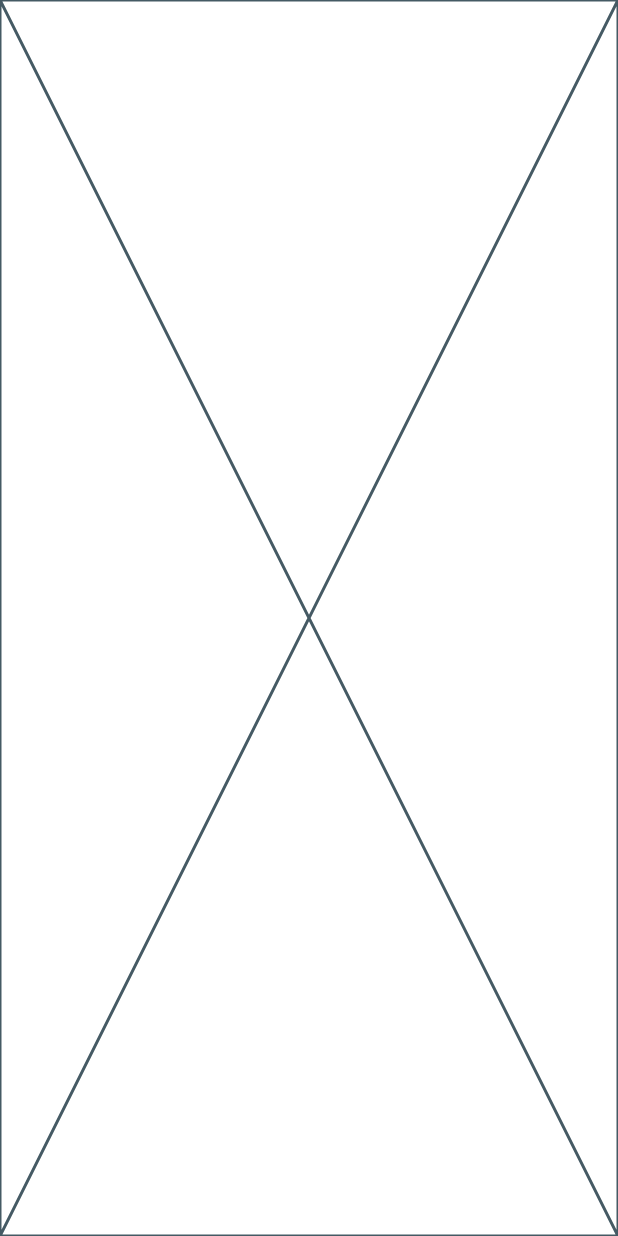
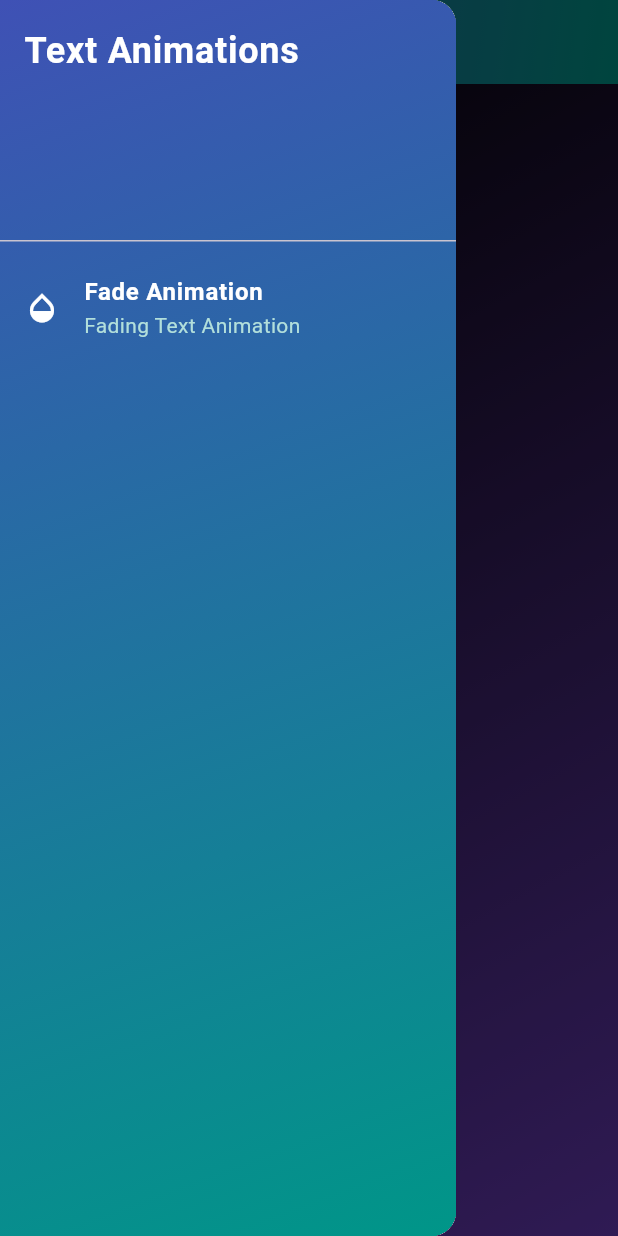
Before and after one commit to FazalHamzaKhan12/AnimatedTextAp, a Flutter app: the screen it shows after launch, with the side drawer open (before the commit the screen has no drawer), on a phone screen of 412 x 824 dp. Run offline on Flutter 3.47's test engine with Material 3 defaults, Android fonts, the phone set to English and light mode, and no system bars; drawn by our look-alikes of animated_text_kit.

Commit message:
1 Hour Work

```diff
--- /dev/null
+++ b/lib/Screens/Drawer/Fading Animation/fadeanimation.dart
@@ -0,0 +1,11 @@
+import 'package:flutter/material.dart';
+
+
+class FadeTextAnimation extends StatelessWidget {
+  const FadeTextAnimation({super.key});
+
+  @override
+  Widget build(BuildContext context) {
+    return Scaffold(backgroundColor: Colors.grey,);
+  }
+}
--- /dev/null
+++ b/lib/Screens/Drawer/drawer.dart
@@ -0,0 +1,69 @@
+import 'package:animatedtext/Screens/Drawer/Fading%20Animation/fadeanimation.dart';
+import 'package:flutter/material.dart';
+
+class DrawerScreen extends StatelessWidget {
+  const DrawerScreen({super.key});
+
+  @override
+  Widget build(BuildContext context) {
+    return Drawer(
+      child: Container(
+        decoration: const BoxDecoration(
+          gradient: LinearGradient(
+            colors: [
+              Colors.indigo,
+              Colors.teal,
+            ],
+            begin: Alignment.topLeft,
+            end: Alignment.bottomRight,
+          ),
+        ),
+        child: ListView(
+          padding: EdgeInsets.zero,
+          children: [
+            const DrawerHeader(
+              decoration: BoxDecoration(
+                color: Colors.transparent, // Transparent to match gradient
+              ),
+              child: Text(
+                'Text Animations',
+                style: TextStyle(
+                  fontSize: 24,
+                  fontWeight: FontWeight.bold,
+                  color: Colors.white,
+                ),
+              ),
+            ),
+            ListTile(
+              title: const Text(
+                "Fade Animation",
+                style: TextStyle(
+                  color: Colors.white, // Text color
+                  fontWeight: FontWeight.bold,
+                ),
+              ),
+              leading: const Icon(
+                Icons.opacity,
+                color: Colors.white, // Icon color
+              ),
+              subtitle: Text(
+                "Fading Text Animation",
+                style: TextStyle(
+                  color: Colors.teal[100], // Subtitle text (light teal)
+                ),
+              ),
+              tileColor: Colors.indigo, // Background color of the ListTile
+              hoverColor: Colors.teal[200], // Color when hovered or selected
+              onTap: () {
+                Navigator.push(
+                    context,
+                    MaterialPageRoute(
+                        builder: (context) => FadeTextAnimation()));
+              },
+            ),
+          ],
+        ),
+      ),
+    );
+  }
+}
--- /dev/null
+++ b/lib/Screens/Home Screen/home.dart
@@ -0,0 +1,59 @@
+import 'package:animated_text_kit/animated_text_kit.dart';
+import 'package:animatedtext/Screens/Drawer/drawer.dart';
+import 'package:flutter/material.dart';
+
+class HomeScreen extends StatelessWidget {
+  const HomeScreen({super.key});
+
+  @override
+  Widget build(BuildContext context) {
+    return Scaffold(
+      appBar: AppBar(
+        flexibleSpace: Container(
+          decoration: BoxDecoration(
+            gradient: LinearGradient(
+              begin: Alignment.topLeft,
+              end: Alignment.bottomRight,
+              colors: [
+                Colors.indigo,
+                Colors.teal,
+              ],
+            ),
+          ),
+        ),
+        title: Text(
+          "Animated TextKit",
+          style: TextStyle(
+              color: Colors.white, fontSize: 24, fontWeight: FontWeight.bold),
+        ),
+        centerTitle: true,
+      ),
+      drawer: DrawerScreen(),
+      body: Container(
+        decoration: BoxDecoration(
+          gradient: LinearGradient(
+            begin: Alignment.topLeft,
+            end: Alignment.bottomRight,
+            colors: [
+              Colors.black,
+              Colors.deepPurple,
+            ],
+          ),
+        ),
+        child: Center(
+          child: AnimatedTextKit(
+            animatedTexts: [
+              TypewriterAnimatedText(
+                "Rainbow",
+                textStyle: const TextStyle(
+                    fontSize: 50, fontWeight: FontWeight.bold, color: Colors.amberAccent),
+              ),
+            ],
+            repeatForever: true,
+            onTap: () {},
+          ),
+        ),
+      ),
+    );
+  }
+}
--- a/lib/main.dart
+++ b/lib/main.dart
@@ -1,5 +1,7 @@
 import 'package:flutter/material.dart';
+import 'package:animated_text_kit/animated_text_kit.dart';
 
+import 'Screens/Home Screen/home.dart';
 
 void main() {
   runApp(const MyApp());
@@ -8,21 +10,12 @@ void main() {
 class MyApp extends StatelessWidget {
   const MyApp({super.key});
 
-  // This widget is the root of your application.
   @override
   Widget build(BuildContext context) {
     return MaterialApp(
+      debugShowCheckedModeBanner: false,
       title: 'Animated TextKit',
-      home: AnimatedText(),
+      home: HomeScreen(),
     );
   }
 }
-
-class AnimatedText extends StatelessWidget {
-  const AnimatedText({super.key});
-
-  @override
-  Widget build(BuildContext context) {
-    return const Placeholder();
-  }
-}
```
Also changed, not shown: pubspec.lock.
